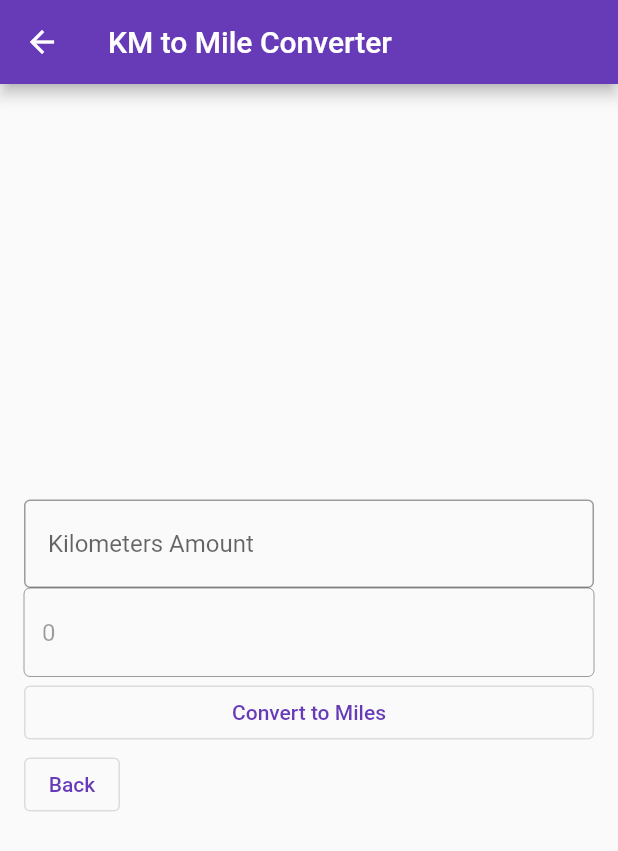
After one commit to vtsizin/calculator_app, a Flutter app: the screen it shows after launch, after a tap on "Open Mile Converter", on a phone screen of 412 x 824 dp. The commit adds this screen. Shown: the top 851 px of the screen. Run offline on Flutter 3.47's test engine with Material 2 defaults, Android fonts, the phone set to English and light mode, and no system bars.

Commit message:
Added KM to Mile Converter

```diff
--- /dev/null
+++ b/lib/calculator_app_controllers/calculator_app_km_mile_converter_contoller.dart
@@ -0,0 +1,8 @@
+class KmToMileConverter {
+  num value;
+  KmToMileConverter(this.value);
+
+  num convertKmToMile() {
+    return value * 1.6;
+  }
+}
--- /dev/null
+++ b/lib/calculator_app_widgets/calculator_app_converter_screen.dart
@@ -0,0 +1,95 @@
+import 'package:calculator_app/calculator_app_controllers/calculator_app_km_mile_converter_contoller.dart';
+import 'package:flutter/material.dart';
+
+class MileConverter extends StatefulWidget {
+  const MileConverter({Key? key}) : super(key: key);
+
+  @override
+  State<StatefulWidget> createState() {
+    return _MileConverter();
+  }
+}
+
+class _MileConverter extends State<MileConverter> {
+  late final TextEditingController _controller_Km_To_Mile = TextEditingController();
+  num value = 0;
+  num result = 0;
+
+
+  @override
+  void initState() {
+    super.initState();
+    _controller_Km_To_Mile.text = result.toString();
+  }
+
+  @override
+  Widget build(BuildContext context) {
+    return Scaffold(
+      appBar: AppBar(
+        title: const Text('KM to Mile Converter'),
+      ),
+      body: Padding(
+      padding: const EdgeInsets.all(16.0),
+        child: Column(
+            crossAxisAlignment: CrossAxisAlignment.center,
+            mainAxisAlignment: MainAxisAlignment.center,
+            children: [
+              Row(
+                children: [
+                  Expanded(
+                      child: TextField(
+                        onChanged: (val) => value = double.parse(val),
+                        keyboardType: TextInputType.number,
+                        decoration: const InputDecoration(
+                          border: OutlineInputBorder(),
+                          hintText: ' Kilometers Amount',
+                        ),
+                      )),
+                ],
+              ),
+              Row(
+                children: [
+                  Expanded(
+                      child: TextField(
+                        controller: _controller_Km_To_Mile,
+                        enabled: false,
+                        decoration: const InputDecoration(
+                            border: OutlineInputBorder()
+                        ),
+                      )
+                  ),
+                ],
+              ),
+              Row(
+                mainAxisSize: MainAxisSize.min,
+                children:  [
+                  Expanded(
+                      child:
+                      OutlinedButton(onPressed: () {
+                        KmToMileConverter controller =
+                        KmToMileConverter(value);
+                        result = controller.convertKmToMile();
+                        setState(() {
+                          _controller_Km_To_Mile.text = result.toString();
+                        });
+                        },
+                        child: const Text("Convert to Miles")
+                    ,)
+                  )
+                ],
+              ),
+              Row(
+                children: [
+                  OutlinedButton(
+                    onPressed: () {
+                      Navigator.pop(context);
+                      }, child: const Text("Back"),
+                  ),
+                ],
+              ),
+            ],
+        ),
+      ),
+    );
+  }
+}
--- a/lib/calculator_app_widgets/calculator_app_main_screen.dart
+++ b/lib/calculator_app_widgets/calculator_app_main_screen.dart
@@ -1,5 +1,7 @@
 import 'package:flutter/cupertino.dart';
 import 'package:flutter/material.dart';
+
+import 'calculator_app_converter_screen.dart';
 
 class MainScreen extends StatefulWidget {
   const MainScreen({Key? key}) : super(key: key);
@@ -67,6 +69,17 @@ class _MainScreenState extends State <MainScreen> {
                   OutlinedButton(onPressed: null, child: Text("="))
                 ],
               ),
+              Row(
+                mainAxisSize: MainAxisSize.min,
+                children: [
+                  OutlinedButton(onPressed: () {
+                    Navigator.push(context,
+                      MaterialPageRoute(builder: (context) => MileConverter()),
+                    );
+                  }
+                      , child: Text("Open Mile Converter")),
+                ],
+              )
             ],
           ),
         ),
```
